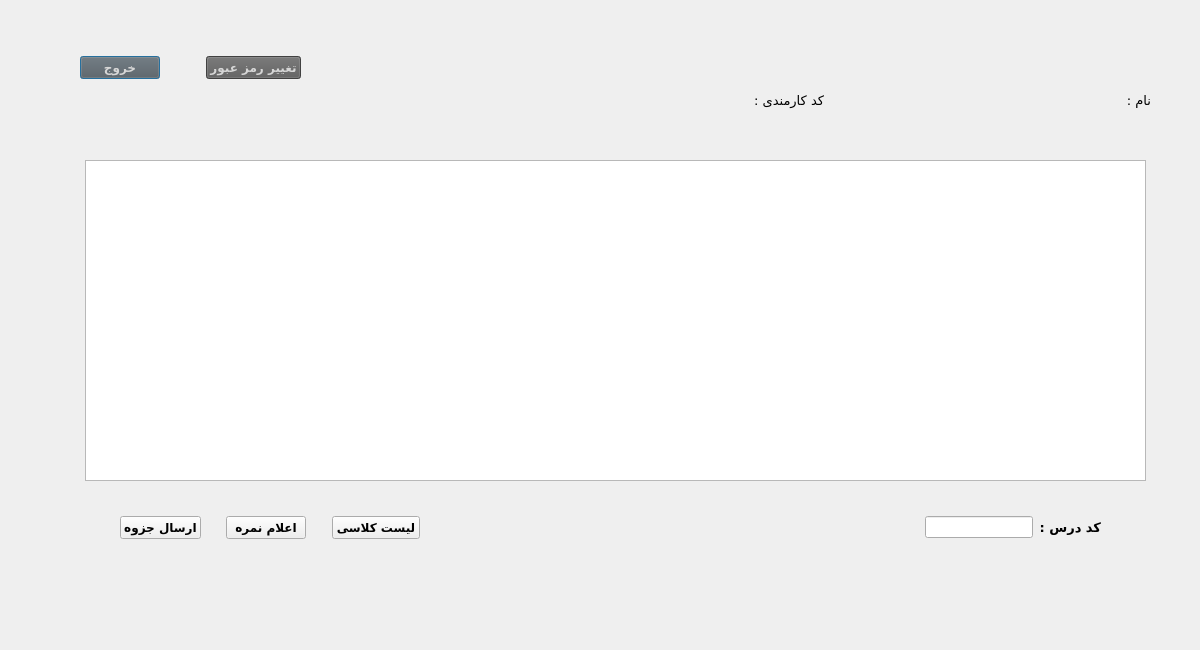
Before: the Qt Designer form teachermaindialog.ui in AliRn76/Student-Portal, drawn with Qt 5.
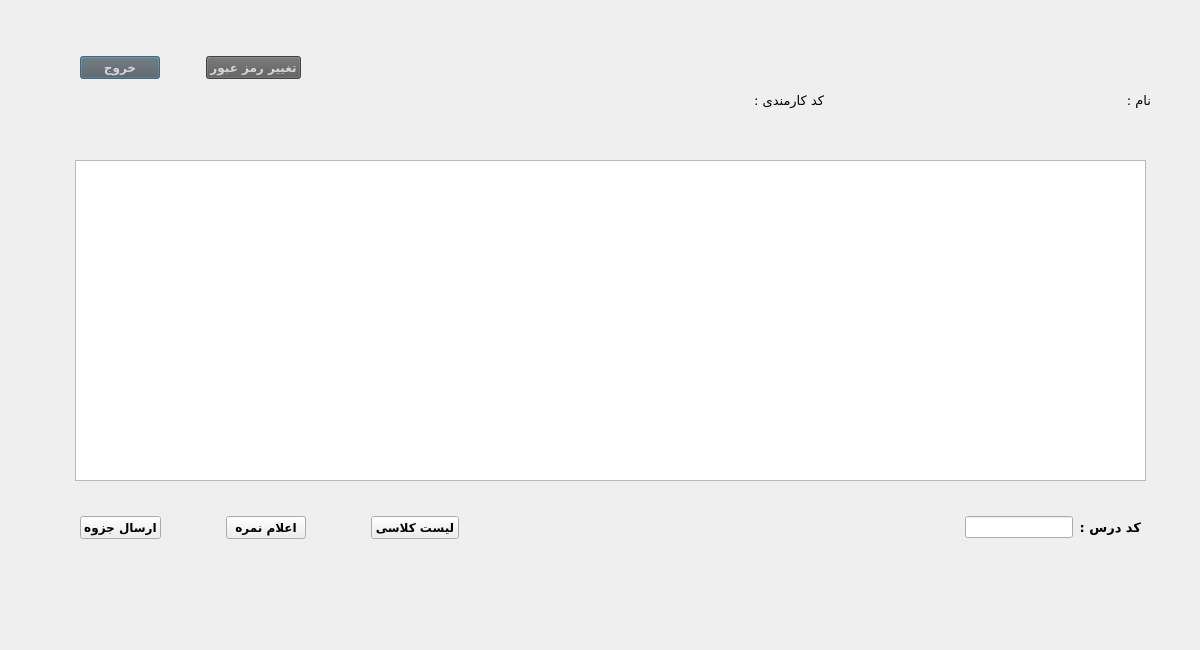
After: the same form once the commit is applied.

Diff of the .ui file:
```diff
--- a/teachermaindialog.ui
+++ b/teachermaindialog.ui
@@ -79,19 +79,22 @@
   <widget class="QTableView" name="tableView">
    <property name="geometry">
     <rect>
-     <x>85</x>
+     <x>75</x>
      <y>160</y>
-     <width>1061</width>
+     <width>1071</width>
      <height>321</height>
     </rect>
    </property>
+   <property name="layoutDirection">
+    <enum>Qt::RightToLeft</enum>
+   </property>
   </widget>
   <widget class="QWidget" name="layoutWidget">
    <property name="geometry">
     <rect>
-     <x>120</x>
+     <x>80</x>
      <y>510</y>
-     <width>981</width>
+     <width>1061</width>
      <height>35</height>
     </rect>
    </property>
```
Left out of the diff: 2 changed lines with no effect on the pictures.
